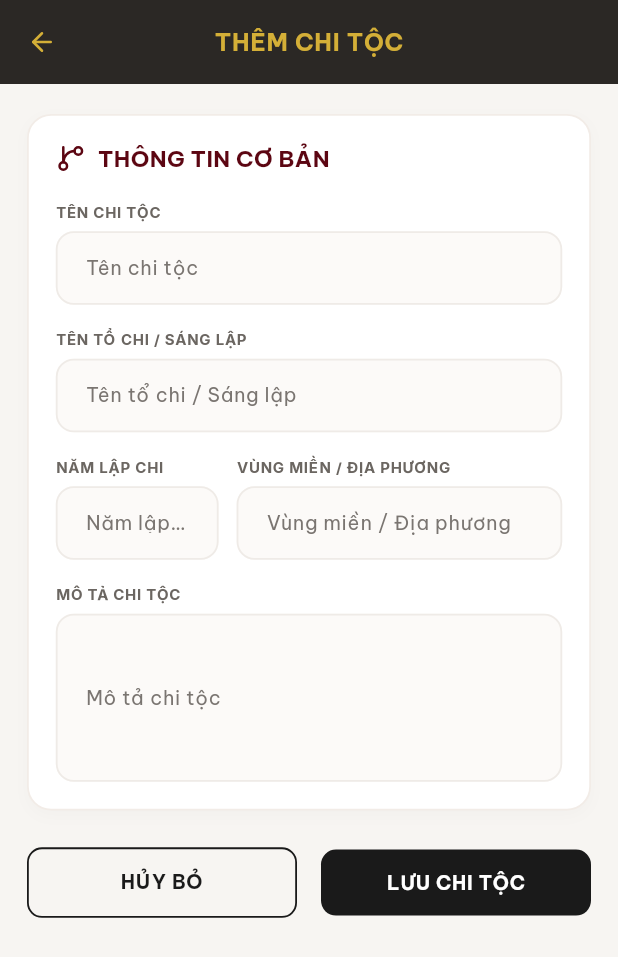
After one commit to ThachDev/Huynh_Genealogy, a Flutter app: the AdminBranchFormPage screen opened directly, on a phone screen of 412 x 824 dp. The commit adds this screen. Shown: the top 957 px of the screen. Run offline on Flutter 3.47's test engine with Material 3 defaults, Android fonts, the phone set to English and light mode, and no system bars; our stand-ins replace bloc_concurrency, dartz, dio, dropdown_button2, equatable, firebase_auth and 12 more; missing offline and left inert: gal, graphview, mobile_scanner; accounts and stored records are empty.

Commit message:
feat: add AdminBranchFormPage for managing branch details and integrate it into the admin module.

```diff
--- a/lib/features/admin/presentation/bloc/admin_member_form/admin_member_form_state.dart
+++ b/lib/features/admin/presentation/bloc/admin_member_form/admin_member_form_state.dart
@@ -8,7 +8,9 @@ class AdminMemberFormLoading extends AdminMemberFormState {}
 
 class AdminMemberFormReady extends AdminMemberFormState {
   final MemberEntity? member; // null khi tạo mới
-  AdminMemberFormReady({this.member});
+  final List<MemberEntity> members;
+  final List<BranchEntity> branches;
+  AdminMemberFormReady({this.member, this.members = const [], this.branches = const []});
 }
 
 class AdminMemberFormSubmitting extends AdminMemberFormState {}
--- /dev/null
+++ b/lib/features/admin/presentation/pages/admin_dashboard/pages/admin_branch_form_page.dart
@@ -0,0 +1,357 @@
+import 'package:flutter/material.dart';
+import 'package:flutter_bloc/flutter_bloc.dart';
+import 'package:google_fonts/google_fonts.dart';
+import 'package:lucide_icons/lucide_icons.dart';
+
+import '../../../../../../core/theme/app_theme.dart';
+import '../../../../../../core/widgets/widgets.dart';
+import '../../../../../../core/domain/entity/branch_entity.dart';
+import '../../../../../auth/auth.dart';
+import '../../../bloc/admin_branch_form/admin_branch_form_bloc.dart';
+
+class AdminBranchFormPage extends StatefulWidget {
+  final BranchEntity? branch; // null = Thêm mới, có giá trị = Chỉnh sửa
+
+  const AdminBranchFormPage({super.key, this.branch});
+
+  @override
+  State<AdminBranchFormPage> createState() => _AdminBranchFormPageState();
+}
+
+class _AdminBranchFormPageState extends State<AdminBranchFormPage> {
+  final _formKey = GlobalKey<FormState>();
+
+  late TextEditingController _nameController;
+  late TextEditingController _founderController;
+  late TextEditingController _descriptionController;
+  late TextEditingController _foundingYearController;
+  late TextEditingController _regionController;
+
+  @override
+  void initState() {
+    super.initState();
+    _nameController = TextEditingController(text: widget.branch?.name ?? '');
+    _founderController = TextEditingController(text: widget.branch?.founderName ?? '');
+    _descriptionController = TextEditingController(text: widget.branch?.description ?? '');
+    _foundingYearController = TextEditingController(text: widget.branch?.foundingYear?.toString() ?? '');
+    _regionController = TextEditingController(text: widget.branch?.region ?? '');
+  }
+
+  @override
+  void dispose() {
+    _nameController.dispose();
+    _founderController.dispose();
+    _descriptionController.dispose();
+    _foundingYearController.dispose();
+    _regionController.dispose();
+    super.dispose();
+  }
+
+  void _showDeleteConfirmDialog() {
+    if (widget.branch == null) return;
+    showDialog(
+      context: context,
+      builder: (ctx) => AlertDialog(
+        backgroundColor: AppColors.parchment,
+        title: Text(
+          'Xác Nhận Xóa',
+          style: GoogleFonts.beVietnamPro(
+              fontWeight: FontWeight.bold, color: AppColors.wood),
+        ),
+        content: Text(
+          'Bạn có chắc chắn muốn xoá chi tộc ${widget.branch!.name} không?',
+          style: GoogleFonts.beVietnamPro(),
+        ),
+        actions: [
+          TextButton(
+            onPressed: () => Navigator.pop(ctx),
+            child: Text('Hủy',
+                style: GoogleFonts.beVietnamPro(color: AppColors.textSecondary)),
+          ),
+          ElevatedButton(
+            onPressed: () {
+              Navigator.pop(ctx);
+              context
+                  .read<AdminBranchFormBloc>()
+                  .add(DeleteAdminBranchFormEvent(widget.branch!.id));
+            },
+            style: ElevatedButton.styleFrom(
+                backgroundColor: AppColors.error,
+                foregroundColor: Colors.white),
+            child: const Text('Xoá'),
+          ),
+        ],
+      ),
+    );
+  }
+
+  void _submitForm() {
+    if (!_formKey.currentState!.validate()) return;
+    if (_nameController.text.trim().isEmpty) {
+      AppSnackBar.error(context, 'Vui lòng nhập tên chi tộc');
+      return;
+    }
+
+    final authState = context.read<AuthBloc>().state;
+    final familyId = authState is Authenticated ? authState.user.familyId : null;
+
+    final newBranch = BranchEntity(
+      id: widget.branch?.id ?? 0,
+      name: _nameController.text.trim(),
+      founderName: _founderController.text.trim().isEmpty ? null : _founderController.text.trim(),
+      description: _descriptionController.text.trim().isEmpty ? null : _descriptionController.text.trim(),
+      foundingYear: int.tryParse(_foundingYearController.text),
+      region: _regionController.text.trim().isEmpty ? null : _regionController.text.trim(),
+      familyId: widget.branch?.familyId ?? familyId ?? 1,
+    );
+
+    context.read<AdminBranchFormBloc>().add(SaveAdminBranchFormEvent(newBranch));
+  }
+
+  Widget _buildTextField({
+    required TextEditingController controller,
+    required String label,
+    required String hintText,
+    TextInputType? keyboardType,
+    int maxLines = 1,
+  }) {
+    return Column(
+      crossAxisAlignment: CrossAxisAlignment.start,
+      children: [
+        Padding(
+          padding: const EdgeInsets.only(bottom: 6),
+          child: Text(
+            label.toUpperCase(),
+            style: GoogleFonts.inter(
+              fontSize: 10,
+              fontWeight: FontWeight.bold,
+              color: const Color(0xFF6B6661),
+              letterSpacing: 0.5,
+            ),
+          ),
+        ),
+        AppOutlineTextField(
+          controller: controller,
+          label: label,
+          hintText: hintText,
+          keyboardType: keyboardType,
+          maxLines: maxLines,
+          validator: (val) {
+            if (label == 'Tên chi tộc' && (val == null || val.trim().isEmpty)) {
+              return 'Không được để trống';
+            }
+            return null;
+          },
+        ),
+      ],
+    );
+  }
+
+  Widget _buildSectionCard({
+    IconData? icon,
+    String? title,
+    required List<Widget> children,
+  }) {
+    return Container(
+      width: double.infinity,
+      padding: const EdgeInsets.all(18),
+      decoration: BoxDecoration(
+        color: Colors.white,
+        borderRadius: BorderRadius.circular(16),
+        border: Border.all(color: const Color(0xFFF2ECE7), width: 1.2),
+        boxShadow: [
+          BoxShadow(
+            color: Colors.black.withValues(alpha: 0.02),
+            blurRadius: 8,
+            offset: const Offset(0, 3),
+          ),
+        ],
+      ),
+      child: Column(
+        crossAxisAlignment: CrossAxisAlignment.start,
+        children: [
+          if (icon != null && title != null) ...[
+            Row(
+              children: [
+                Icon(icon, size: 20, color: AppColors.crimson),
+                const SizedBox(width: 8),
+                Text(
+                  title,
+                  style: GoogleFonts.beVietnamPro(
+                    fontSize: 15,
+                    fontWeight: FontWeight.bold,
+                    color: AppColors.crimson,
+                  ),
+                ),
+              ],
+            ),
+            const SizedBox(height: 18),
+          ],
+          ...children,
+        ],
+      ),
+    );
+  }
+
+  @override
+  Widget build(BuildContext context) {
+    final isEdit = widget.branch != null;
+    final title = isEdit ? 'SỬA CHI TỘC' : 'THÊM CHI TỘC';
+
+    return Scaffold(
+      backgroundColor: const Color(0xFFF7F5F2),
+      appBar: AppBar(
+        backgroundColor: const Color(0xFF2B2825),
+        elevation: 0,
+        leading: IconButton(
+          icon: const Icon(LucideIcons.arrowLeft, color: AppColors.gold, size: 20),
+          onPressed: () => Navigator.pop(context),
+        ),
+        centerTitle: true,
+        title: Text(
+          title,
+          style: GoogleFonts.beVietnamPro(
+            color: AppColors.gold,
+            fontWeight: FontWeight.bold,
+            fontSize: 16,
+            letterSpacing: 0.5,
+          ),
+        ),
+        actions: [
+          if (isEdit)
+            IconButton(
+              icon: const Icon(LucideIcons.trash2, color: Colors.redAccent, size: 20),
+              onPressed: _showDeleteConfirmDialog,
+              tooltip: 'Xóa chi tộc',
+            ),
+        ],
+      ),
+      body: BlocConsumer<AdminBranchFormBloc, AdminBranchFormState>(
+        listener: (context, state) {
+          if (state is AdminBranchFormSuccess) {
+            AppSnackBar.success(
+              context,
+              state.isDeleted ? 'Đã xóa chi tộc thành công' : 'Đã lưu thông tin chi tộc thành công',
+            );
+            Navigator.pop(context, true);
+          } else if (state is AdminBranchFormError) {
+            AppSnackBar.error(context, state.message);
+          }
+        },
+        builder: (context, state) {
+          if (state is AdminBranchFormLoading) {
+            return const Center(
+              child: CircularProgressIndicator(color: AppColors.gold),
+            );
+          }
+
+          return SingleChildScrollView(
+            padding: const EdgeInsets.symmetric(horizontal: 18, vertical: 20),
+            child: Form(
+              key: _formKey,
+              child: Column(
+                crossAxisAlignment: CrossAxisAlignment.center,
+                children: [
+                  _buildSectionCard(
+                    icon: LucideIcons.gitBranch,
+                    title: 'THÔNG TIN CƠ BẢN',
+                    children: [
+                      _buildTextField(
+                        controller: _nameController,
+                        label: 'Tên chi tộc',
+                        hintText: 'Nhập tên chi tộc (VD: Chi Trưởng, Chi Hai...)',
+                      ),
+                      const SizedBox(height: 16),
+                      _buildTextField(
+                        controller: _founderController,
+                        label: 'Tên tổ chi / Sáng lập',
+                        hintText: 'Nhập tên người lập chi (tùy chọn)',
+                      ),
+                      const SizedBox(height: 16),
+                      Row(
+                        children: [
+                          Expanded(
+                            flex: 1,
+                            child: _buildTextField(
+                              controller: _foundingYearController,
+                              label: 'Năm lập chi',
+                              hintText: 'VD: 1980',
+                              keyboardType: TextInputType.number,
+                            ),
+                          ),
+                          const SizedBox(width: 12),
+                          Expanded(
+                            flex: 2,
+                            child: _buildTextField(
+                              controller: _regionController,
+                              label: 'Vùng miền / Địa phương',
+                              hintText: 'VD: Làng X, Huyện Y',
+                            ),
+                          ),
+                        ],
+                      ),
+                      const SizedBox(height: 16),
+                      _buildTextField(
+                        controller: _descriptionController,
+                        label: 'Mô tả chi tộc',
+                        hintText: 'Nhập thêm thông tin mô tả chi tiết...',
+                        maxLines: 4,
+                      ),
+                    ],
+                  ),
+                  const SizedBox(height: 24),
+                  Row(
+                    children: [
+                      Expanded(
+                        child: OutlinedButton(
+                          onPressed: () => Navigator.pop(context),
+                          style: OutlinedButton.styleFrom(
+                            padding: const EdgeInsets.symmetric(vertical: 14),
+                            side: const BorderSide(color: AppColors.wood, width: 1.2),
+                            shape: RoundedRectangleBorder(
+                                borderRadius: BorderRadius.circular(10)),
+                          ),
+                          child: Text(
+                            'HỦY BỎ',
+                            style: GoogleFonts.beVietnamPro(
+                              fontWeight: FontWeight.bold,
+                              color: AppColors.wood,
+                              fontSize: 13,
+                              letterSpacing: 0.5,
+                            ),
+                          ),
+                        ),
+                      ),
+                      const SizedBox(width: 16),
+                      Expanded(
+                        child: ElevatedButton(
+                          onPressed: _submitForm,
+                          style: ElevatedButton.styleFrom(
+                            backgroundColor: AppColors.wood,
+                            foregroundColor: Colors.white,
+                            elevation: 0,
+                            padding: const EdgeInsets.symmetric(vertical: 14),
+                            shape: RoundedRectangleBorder(
+                                borderRadius: BorderRadius.circular(10)),
+                          ),
+                          child: Text(
+                            'LƯU CHI TỘC',
+                            style: GoogleFonts.beVietnamPro(
+                              fontWeight: FontWeight.bold,
+                              fontSize: 13,
+                              letterSpacing: 0.5,
+                            ),
+                          ),
+                        ),
+                      ),
+                    ],
+                  ),
+                ],
+              ),
+            ),
+          );
+        },
+      ),
+    );
+  }
+}
--- a/lib/injection_container.dart
+++ b/lib/injection_container.dart
@@ -31,6 +31,7 @@ Future<void> init() async {
   sl.registerFactory(
     () => AdminMemberFormBloc(
       getMembers: sl(),
+      getBranches: sl(),
       saveMember: sl(),
       deleteMember: sl(),
     ),
```
Also changed, not shown: lib/features/admin/presentation/bloc/admin_member_form/admin_member_form_bloc.dart (+29 -12 lines), lib/features/admin/presentation/pages/admin_dashboard/admin_dashboard_page.dart (+12 -64 lines), lib/features/admin/presentation/pages/admin_dashboard/pages/admin_member_form_page.dart (+60 -4 lines).
